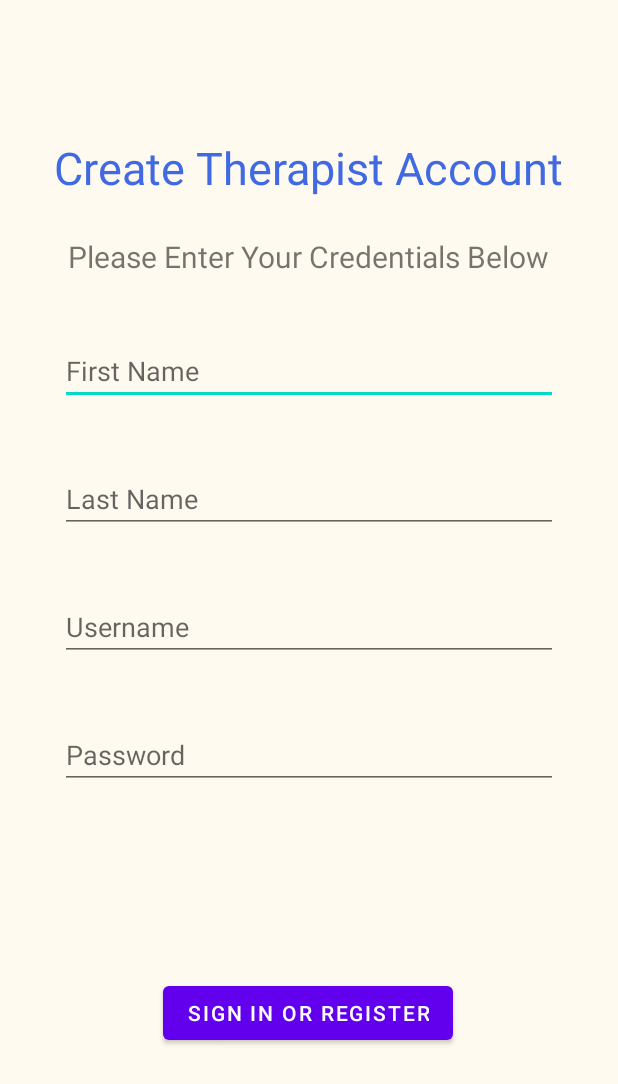
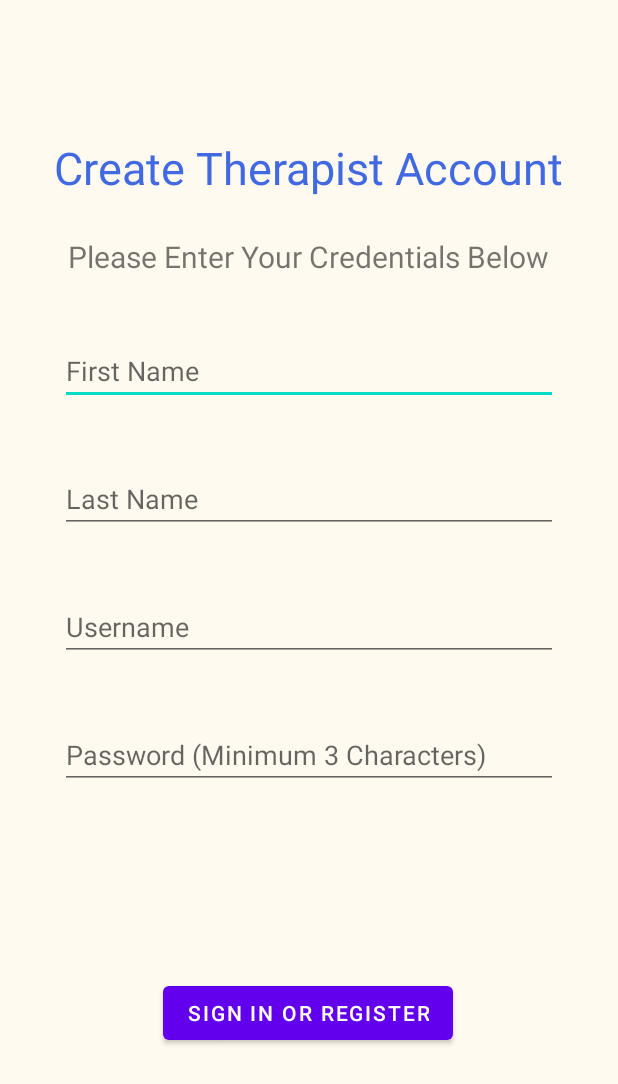
Before and after one commit to degoedek/eTherapy, an Android app: the LoginRegistry screen opened directly, with no data from a screen before it, on a phone screen of 412 x 824 dp. Shown: the top 1084 px of the screen. Run offline under Robolectric (Android 15) with nearby library versions, the phone set to English and light mode, and no system bars.

Commit message:
Couple weeks of misc changes to reduce various crashes

```diff
--- a/app/src/main/java/com/colinelliott/newscratch/Patient.java
+++ b/app/src/main/java/com/colinelliott/newscratch/Patient.java
@@ -24,8 +24,8 @@ public class Patient {
         this.lastName = lastName;
         this.therapistID = therapistID;
         this.patientData = "";
-        Random generator = new Random(patientId+(int)lastName.charAt(0)+(int)firstName.charAt(0));
-        this.password =  generator.nextInt(1000000); //creates a random 8 digit password
+        Random generator = new Random(patientId + (int) lastName.charAt(0) + (int) firstName.charAt(0));
+        this.password = 10000000 + generator.nextInt(90000000); // generates a random 8-digit password
 
        //this.assignmentMap = new HashMap<String,ArrayList<Object>>();
         this.jointArray = jointArray;
--- a/app/src/main/res/layout/activity_login_registry.xml
+++ b/app/src/main/res/layout/activity_login_registry.xml
@@ -91,7 +91,7 @@
         android:layout_marginStart="24dp"
         android:layout_marginTop="40dp"
         android:layout_marginEnd="24dp"
-        android:hint="@string/prompt_password"
+        android:hint="Password (Minimum 3 Characters)"
         android:imeActionLabel="@string/action_sign_in_short"
         android:imeOptions="actionDone"
         android:inputType="textPassword"
```
Also changed, not shown: app/src/main/java/com/colinelliott/newscratch/ui/login/LoginRegistry.java (+7 -4 lines).
